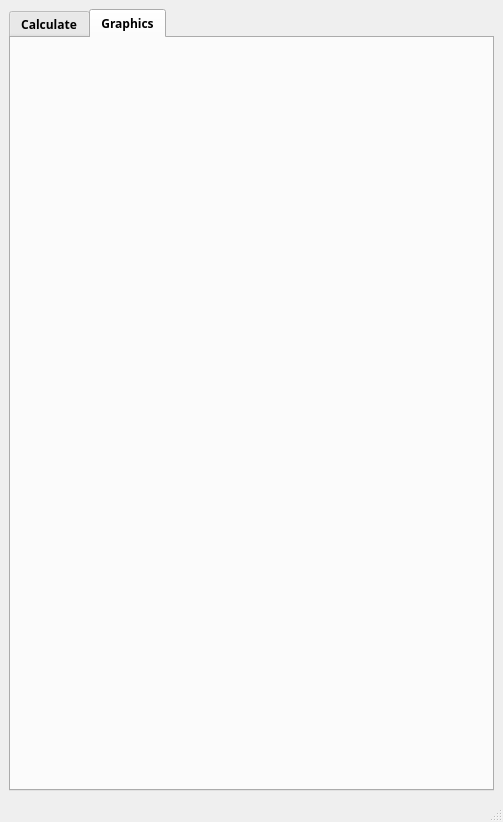
First picture: the form in Main.ui, repository xiaotaoluo/CalculateS2P, before the edit.
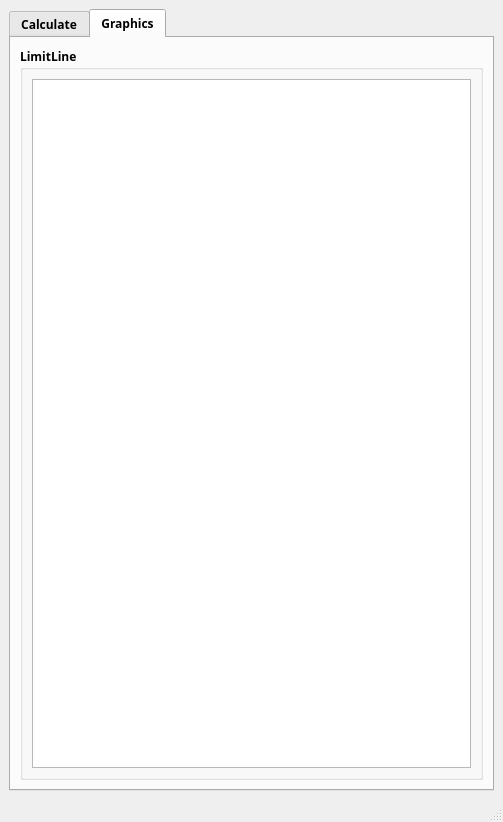
Second picture: the form after the edit. The open tabs and pages were chosen to show the change.

Commit message: 增加波形图例

The edit to the form file:
```diff
--- a/Main.ui
+++ b/Main.ui
@@ -447,6 +447,18 @@
         <item>
          <layout class="QVBoxLayout" name="Graphics_Layout"/>
         </item>
+        <item>
+         <widget class="QGroupBox" name="Limit_Table">
+          <property name="title">
+           <string>LimitLine</string>
+          </property>
+          <layout class="QVBoxLayout" name="verticalLayout_15">
+           <item>
+            <widget class="QTableWidget" name="tableWidget"/>
+           </item>
+          </layout>
+         </widget>
+        </item>
        </layout>
       </widget>
      </widget>
```
The commit also changes 2 other files.
